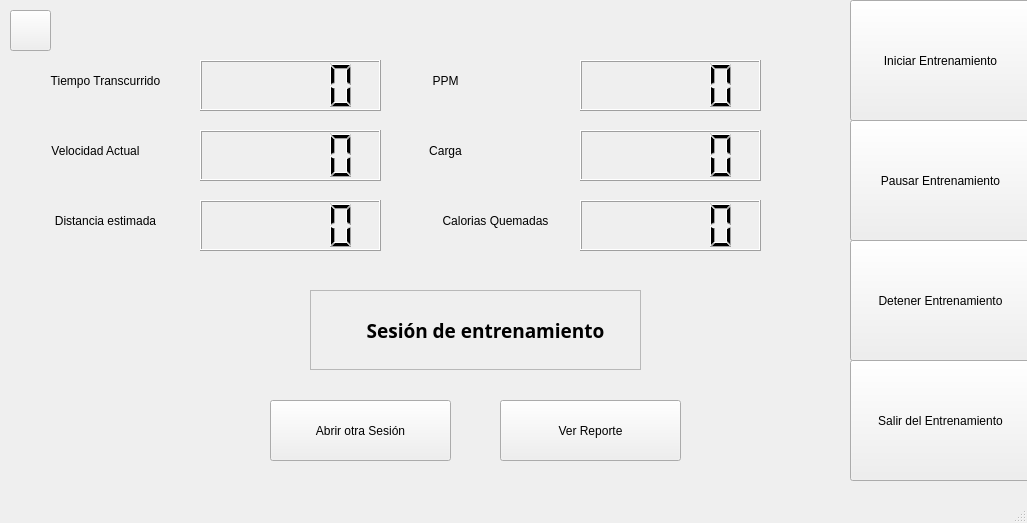
First picture: the form in UI_Files/weightwindow.ui, repository JorgeGuerra99/software_sport_bike, before the edit.
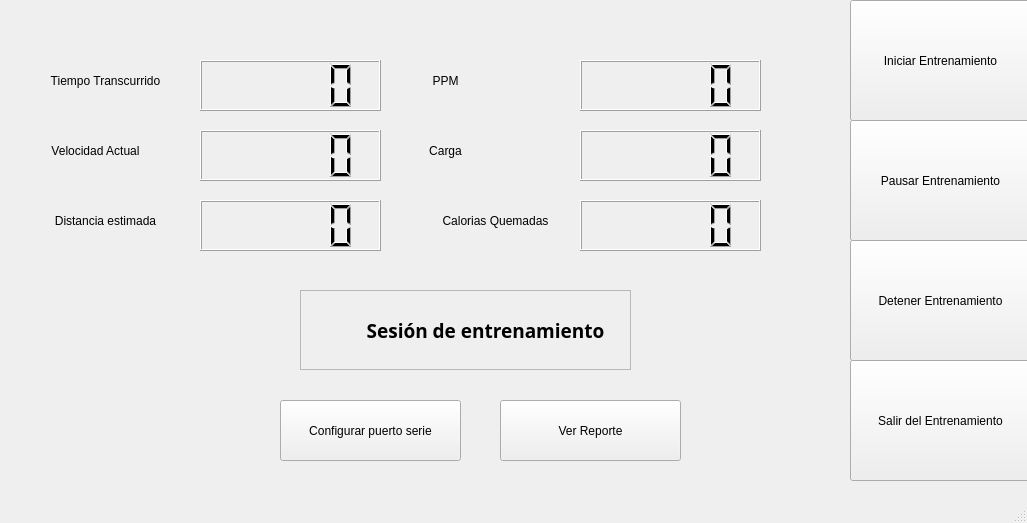
Second picture: the form after the edit. Icons and pictures are not drawn.

Diff of the .ui file:
```diff
--- a/UI_Files/weightwindow.ui
+++ b/UI_Files/weightwindow.ui
@@ -807,7 +807,7 @@
    <widget class="QFrame" name="frame">
     <property name="geometry">
      <rect>
-      <x>310</x>
+      <x>300</x>
       <y>290</y>
       <width>331</width>
       <height>80</height>
@@ -833,19 +833,6 @@
      <string>Iniciar Entrenamiento</string>
     </property>
    </widget>
-   <widget class="QPushButton" name="pushButton_2">
-    <property name="geometry">
-     <rect>
-      <x>270</x>
-      <y>400</y>
-      <width>181</width>
-      <height>61</height>
-     </rect>
-    </property>
-    <property name="text">
-     <string>Abrir otra Sesión</string>
-    </property>
-   </widget>
    <widget class="QPushButton" name="pushButton_3">
     <property name="geometry">
      <rect>
@@ -901,14 +888,14 @@
    <widget class="QPushButton" name="pushButton_7">
     <property name="geometry">
      <rect>
-      <x>10</x>
-      <y>10</y>
-      <width>41</width>
-      <height>41</height>
+      <x>280</x>
+      <y>400</y>
+      <width>181</width>
+      <height>61</height>
      </rect>
     </property>
     <property name="text">
-     <string/>
+     <string>Configurar puerto serie</string>
     </property>
     <property name="icon">
      <iconset>
```
